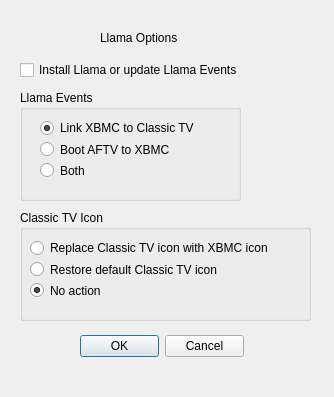
The window that llamadialog.ui (kbrack1/adbFire) describes before a commit, drawn with Qt 5.
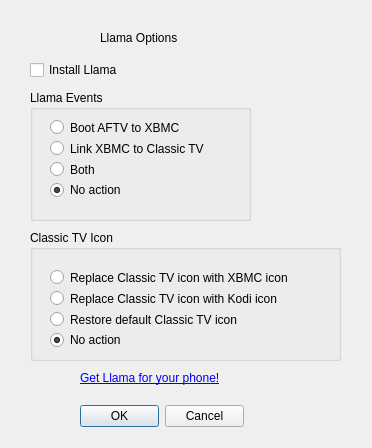
The same window after the commit.

```diff
--- a/llamadialog.ui
+++ b/llamadialog.ui
@@ -6,8 +6,8 @@
    <rect>
     <x>0</x>
     <y>0</y>
-    <width>334</width>
-    <height>397</height>
+    <width>372</width>
+    <height>448</height>
    </rect>
   </property>
   <property name="windowTitle">
@@ -29,10 +29,10 @@
   <widget class="QGroupBox" name="groupBox">
    <property name="geometry">
     <rect>
-     <x>20</x>
+     <x>30</x>
      <y>90</y>
      <width>221</width>
-     <height>111</height>
+     <height>131</height>
     </rect>
    </property>
    <property name="title">
@@ -44,26 +44,13 @@
       <x>20</x>
       <y>30</y>
       <width>178</width>
-      <height>58</height>
+      <height>77</height>
      </rect>
     </property>
     <layout class="QVBoxLayout" name="verticalLayout">
      <item>
       <widget class="QRadioButton" name="llamaradio1">
        <property name="toolTip">
-        <string>&lt;html&gt;&lt;head/&gt;&lt;body&gt;&lt;p&gt;When Classic TV is launched, XBMC starts.&lt;/p&gt;&lt;/body&gt;&lt;/html&gt;</string>
-       </property>
-       <property name="text">
-        <string>Link XBMC to Classic TV</string>
-       </property>
-       <property name="checked">
-        <bool>true</bool>
-       </property>
-      </widget>
-     </item>
-     <item>
-      <widget class="QRadioButton" name="llamaradio2">
-       <property name="toolTip">
         <string>&lt;html&gt;&lt;head/&gt;&lt;body&gt;&lt;p&gt;When the AFTV boots, XBMC automatically starts.&lt;/p&gt;&lt;/body&gt;&lt;/html&gt;</string>
        </property>
        <property name="text">
@@ -74,6 +61,19 @@
        </property>
       </widget>
      </item>
+     <item>
+      <widget class="QRadioButton" name="llamaradio2">
+       <property name="toolTip">
+        <string>&lt;html&gt;&lt;head/&gt;&lt;body&gt;&lt;p&gt;When Classic TV is launched, XBMC starts.&lt;/p&gt;&lt;/body&gt;&lt;/html&gt;</string>
+       </property>
+       <property name="text">
+        <string>Link XBMC to Classic TV</string>
+       </property>
+       <property name="checked">
+        <bool>false</bool>
+       </property>
+      </widget>
+     </item>
      <item>
       <widget class="QRadioButton" name="llamaradio3">
        <property name="toolTip">
@@ -82,6 +82,22 @@
        <property name="text">
         <string>Both</string>
        </property>
+       <property name="checked">
+        <bool>false</bool>
+       </property>
+      </widget>
+     </item>
+     <item>
+      <widget class="QRadioButton" name="llamaradio4">
+       <property name="toolTip">
+        <string>&lt;html&gt;&lt;head/&gt;&lt;body&gt;&lt;p&gt;Both actions above.&lt;/p&gt;&lt;/body&gt;&lt;/html&gt;</string>
+       </property>
+       <property name="text">
+        <string>No action</string>
+       </property>
+       <property name="checked">
+        <bool>true</bool>
+       </property>
       </widget>
      </item>
     </layout>
@@ -90,9 +106,9 @@
   <widget class="QCheckBox" name="llamacheckBox">
    <property name="geometry">
     <rect>
-     <x>20</x>
+     <x>30</x>
      <y>60</y>
-     <width>271</width>
+     <width>121</width>
      <height>20</height>
     </rect>
    </property>
@@ -100,16 +116,16 @@
     <string>&lt;html&gt;&lt;head/&gt;&lt;body&gt;&lt;p&gt;Install Llama or update Llama Events&lt;/p&gt;&lt;/body&gt;&lt;/html&gt;</string>
    </property>
    <property name="text">
-    <string>Install Llama or update Llama Events</string>
+    <string>Install Llama</string>
    </property>
   </widget>
   <widget class="QGroupBox" name="groupBox_2">
    <property name="geometry">
     <rect>
-     <x>20</x>
-     <y>210</y>
-     <width>291</width>
-     <height>111</height>
+     <x>30</x>
+     <y>230</y>
+     <width>311</width>
+     <height>131</height>
     </rect>
    </property>
    <property name="title">
@@ -118,10 +134,10 @@
    <widget class="QWidget" name="">
     <property name="geometry">
      <rect>
-      <x>10</x>
-      <y>30</y>
+      <x>20</x>
+      <y>40</y>
       <width>275</width>
-      <height>58</height>
+      <height>77</height>
      </rect>
     </property>
     <layout class="QVBoxLayout" name="verticalLayout_2">
@@ -133,6 +149,9 @@
        <property name="text">
         <string>Replace Classic TV icon with XBMC icon</string>
        </property>
+       <property name="checked">
+        <bool>false</bool>
+       </property>
       </widget>
      </item>
      <item>
@@ -141,13 +160,23 @@
         <string>&lt;html&gt;&lt;head/&gt;&lt;body&gt;&lt;p&gt;Restore default Classic TV icon&lt;/p&gt;&lt;/body&gt;&lt;/html&gt;</string>
        </property>
        <property name="text">
-        <string>Restore default Classic TV icon</string>
+        <string>Replace Classic TV icon with Kodi icon</string>
        </property>
       </widget>
      </item>
      <item>
       <widget class="QRadioButton" name="ctvradio3">
        <property name="toolTip">
+        <string>&lt;html&gt;&lt;head/&gt;&lt;body&gt;&lt;p&gt;Restore default Classic TV icon&lt;/p&gt;&lt;/body&gt;&lt;/html&gt;</string>
+       </property>
+       <property name="text">
+        <string>Restore default Classic TV icon</string>
+       </property>
+      </widget>
+     </item>
+     <item>
+      <widget class="QRadioButton" name="ctvradio4">
+       <property name="toolTip">
         <string>&lt;html&gt;&lt;head/&gt;&lt;body&gt;&lt;p&gt;Do nothing &lt;/p&gt;&lt;/body&gt;&lt;/html&gt;</string>
        </property>
        <property name="text">
@@ -161,11 +190,11 @@
     </layout>
    </widget>
   </widget>
-  <widget class="QWidget" name="">
+  <widget class="QWidget" name="layoutWidget">
    <property name="geometry">
     <rect>
      <x>80</x>
-     <y>330</y>
+     <y>400</y>
      <width>164</width>
      <height>32</height>
     </rect>
@@ -187,6 +216,25 @@
     </item>
    </layout>
   </widget>
+  <widget class="QLabel" name="label_5">
+   <property name="geometry">
+    <rect>
+     <x>80</x>
+     <y>370</y>
+     <width>181</width>
+     <height>16</height>
+    </rect>
+   </property>
+   <property name="text">
+    <string>&lt;a href=&quot;https://play.google.com/store/apps/details?id=com.kebab.Llama&quot;&gt;Get Llama for your phone!&lt;/a&gt;</string>
+   </property>
+   <property name="openExternalLinks">
+    <bool>true</bool>
+   </property>
+   <property name="textInteractionFlags">
+    <set>Qt::LinksAccessibleByMouse|Qt::TextSelectableByMouse</set>
+   </property>
+  </widget>
  </widget>
  <resources/>
  <connections>
```
